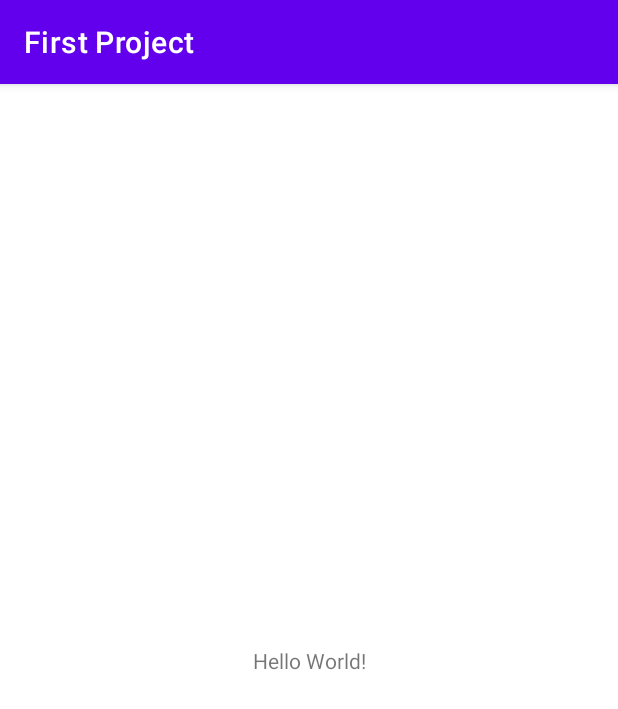
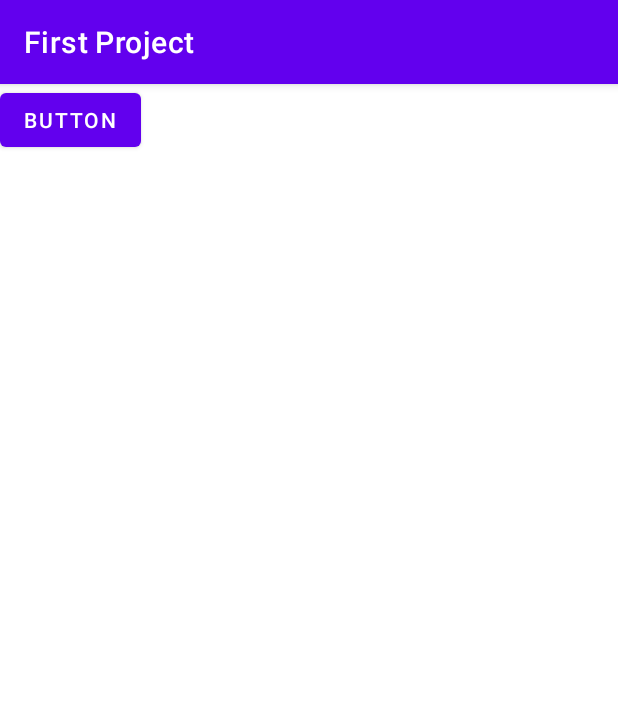
Before and after one commit to andreagodoshian/kotlin-udemy, an Android app: the screen it shows after launch (MainActivity), on a phone screen of 412 x 824 dp. Shown: the top 709 px of the screen. Run offline under Robolectric (Android 15) with nearby library versions, the phone set to English and light mode, and no system bars.

Commit message:
Hallo Welt! - Process finished with exit code 0

```diff
--- /dev/null
+++ b/FirstProject/app/src/main/java/com/example/firstproject/HelloWorld.kt
@@ -0,0 +1,10 @@
+package com.example.firstproject
+
+// "you don't need a class in Kotlin"
+// ...but you do still need main
+fun main(args:Array<String>) {
+    // PUBLIC! STATIC! VOID! MAIN! STRING! ARGS!
+
+    print("Hallo Welt!")
+
+}
--- a/FirstProject/app/src/main/res/layout/activity_main.xml
+++ b/FirstProject/app/src/main/res/layout/activity_main.xml
@@ -6,13 +6,12 @@
     android:layout_height="match_parent"
     tools:context=".MainActivity">
 
-    <TextView
+    <Button
+        android:id="@+id/button"
         android:layout_width="wrap_content"
         android:layout_height="wrap_content"
-        android:text="Hello World!"
-        app:layout_constraintBottom_toBottomOf="parent"
-        app:layout_constraintEnd_toEndOf="parent"
-        app:layout_constraintStart_toStartOf="parent"
-        app:layout_constraintTop_toTopOf="parent" />
+        android:text="Button"
+        tools:layout_editor_absoluteX="151dp"
+        tools:layout_editor_absoluteY="446dp" />
 
 </androidx.constraintlayout.widget.ConstraintLayout>
```
